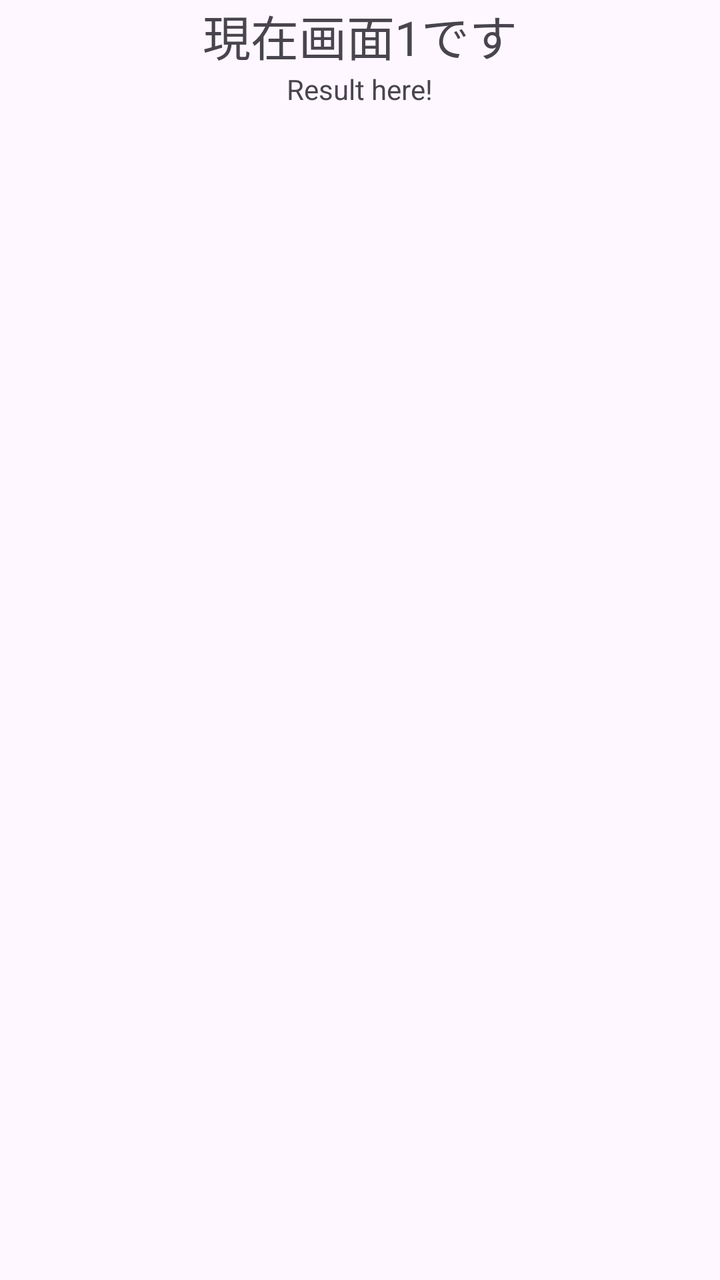
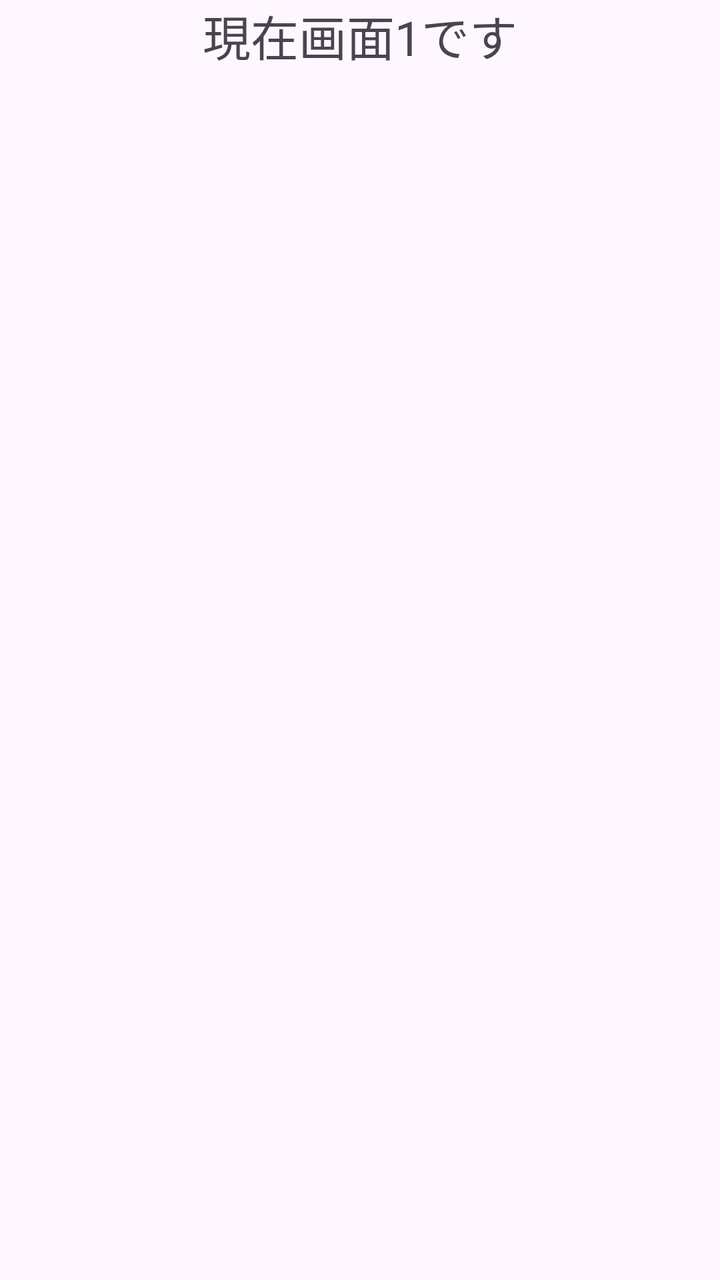

Screens rendered from an Android XML layout before and after an edit, with the pre-edit source and the edit as a unified diff.
<!-- AndroidManifest.xml: application theme Theme.Memo -->
<!-- res/layout/activity_main.xml -->
<?xml version="1.0" encoding="utf-8"?>
<LinearLayout xmlns:android="http://schemas.android.com/apk/res/android"
    xmlns:app="http://schemas.android.com/apk/res-auto"
    xmlns:tools="http://schemas.android.com/tools"
    android:id="@+id/main"
    android:layout_width="match_parent"
    android:layout_height="match_parent"
    tools:context=".MainActivity"
    android:orientation="vertical"
    android:gravity="center">

    <TextView
        android:id="@+id/tvActivity1"
        android:layout_width="wrap_content"
        android:layout_height="wrap_content"
        android:text="@string/tv_activity_1"
        android:textSize="24sp"
        app:layout_constraintBottom_toBottomOf="parent"
        app:layout_constraintLeft_toLeftOf="parent"
        app:layout_constraintRight_toRightOf="parent"
        app:layout_constraintTop_toTopOf="parent" />

    <TextView
        android:id="@+id/textview1"
        android:layout_width="wrap_content"
        android:layout_height="wrap_content"
        android:text="Result here!"
        app:layout_constraintBottom_toBottomOf="parent"
        app:layout_constraintLeft_toLeftOf="parent"
        app:layout_constraintRight_toRightOf="parent"
        app:layout_constraintTop_toTopOf="parent" />

    <ListView
        android:id="@+id/lvMemoList"
        android:layout_width="match_parent"
        android:layout_height="0dp"
        android:layout_marginBottom="10dp"
        android:layout_weight="0.6"/>
</LinearLayout>
<!-- resources referenced by this layout -->
<resources>
  <string name="tv_activity_1">現在画面1です</string>
  <style name="Theme.Memo" parent="Base.Theme.Memo" />
  <style name="Base.Theme.Memo" parent="Theme.Material3.DayNight">
          
          
      </style>
</resources>

<!-- the commit's change to res/layout/activity_main.xml (unified diff, before → after) -->
@@ -20,18 +20,8 @@
         app:layout_constraintRight_toRightOf="parent"
         app:layout_constraintTop_toTopOf="parent" />
 
-    <TextView
-        android:id="@+id/textview1"
-        android:layout_width="wrap_content"
-        android:layout_height="wrap_content"
-        android:text="Result here!"
-        app:layout_constraintBottom_toBottomOf="parent"
-        app:layout_constraintLeft_toLeftOf="parent"
-        app:layout_constraintRight_toRightOf="parent"
-        app:layout_constraintTop_toTopOf="parent" />
-
     <ListView
-        android:id="@+id/lvMemoList"
+        android:id="@+id/memoListView"
         android:layout_width="match_parent"
         android:layout_height="0dp"
         android:layout_marginBottom="10dp"
